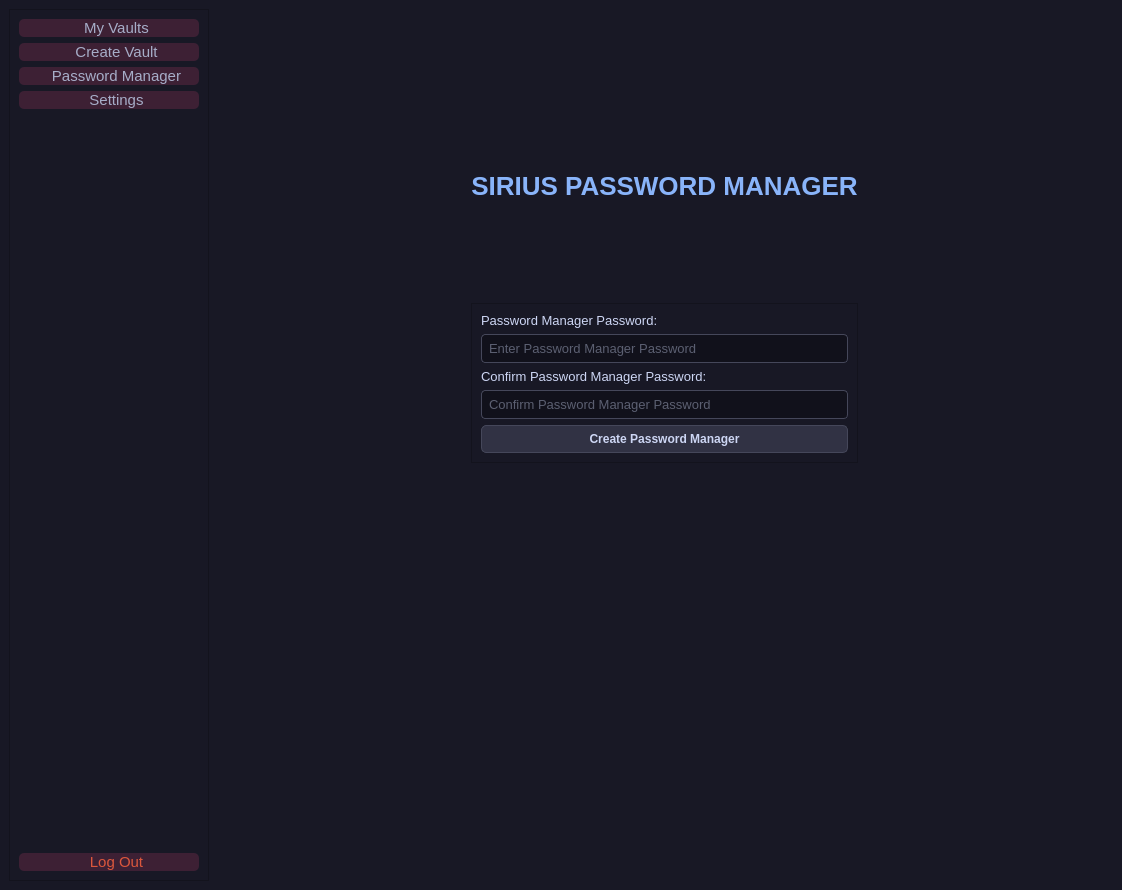
Qt form SiriusVaultGUI/src/ui/main_menu.ui (Ghospicer/SiriusVault) before a commit.
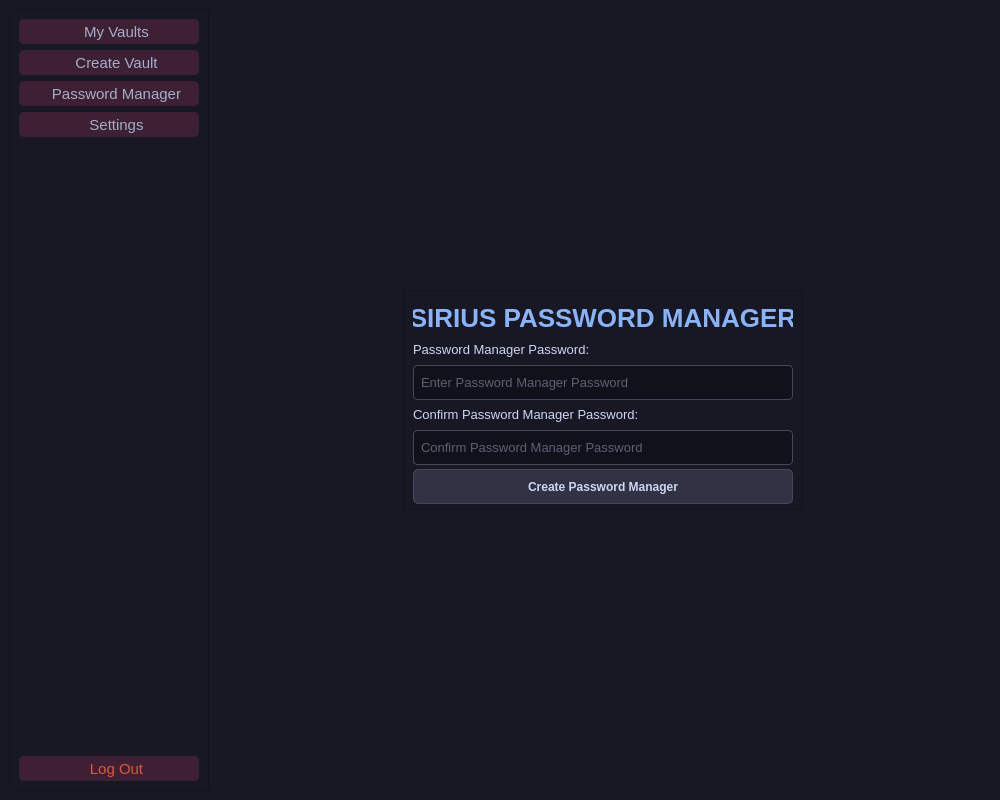
The same form after that commit. The open tabs and pages were chosen to show the change. Icons and pictures are not drawn.

The edit to the form file:
```diff
--- a/SiriusVaultGUI/src/ui/main_menu.ui
+++ b/SiriusVaultGUI/src/ui/main_menu.ui
@@ -6,8 +6,8 @@
    <rect>
     <x>0</x>
     <y>0</y>
-    <width>1122</width>
-    <height>890</height>
+    <width>1000</width>
+    <height>800</height>
    </rect>
   </property>
   <property name="windowTitle">
@@ -60,6 +60,12 @@
       <layout class="QVBoxLayout" name="verticalLayout">
        <item>
         <widget class="QPushButton" name="btn_my_vaults_mm">
+         <property name="minimumSize">
+          <size>
+           <width>0</width>
+           <height>25</height>
+          </size>
+         </property>
          <property name="styleSheet">
           <string notr="true">QPushButton {
     text-align: center;
@@ -89,6 +95,12 @@
        </item>
        <item>
         <widget class="QPushButton" name="btn_create_vault_mm">
+         <property name="minimumSize">
+          <size>
+           <width>0</width>
+           <height>25</height>
+          </size>
+         </property>
          <property name="styleSheet">
           <string notr="true">QPushButton {
     text-align: center;
@@ -118,6 +130,12 @@
        </item>
        <item>
         <widget class="QPushButton" name="btn_pass_manager_mm">
+         <property name="minimumSize">
+          <size>
+           <width>0</width>
+           <height>25</height>
+          </size>
+         </property>
          <property name="styleSheet">
           <string notr="true">QPushButton {
     text-align: center;
@@ -147,6 +165,12 @@
        </item>
        <item>
         <widget class="QPushButton" name="btn_settings_mm">
+         <property name="minimumSize">
+          <size>
+           <width>0</width>
+           <height>25</height>
+          </size>
+         </property>
          <property name="styleSheet">
           <string notr="true">QPushButton {
     text-align: center;
@@ -189,6 +213,12 @@
        </item>
        <item>
         <widget class="QPushButton" name="btn_logout_mm">
+         <property name="minimumSize">
+          <size>
+           <width>0</width>
+           <height>25</height>
+          </size>
+         </property>
          <property name="styleSheet">
           <string notr="true">QPushButton {
     text-align: center;
@@ -514,79 +544,18 @@
           </widget>
           <widget class="QWidget" name="page_pm_reg">
            <layout class="QGridLayout" name="gridLayout_4">
-            <item row="0" column="1">
-             <spacer name="verticalSpacer_5">
-              <property name="orientation">
-               <enum>Qt::Vertical</enum>
-              </property>
-              <property name="sizeHint" stdset="0">
-               <size>
-                <width>20</width>
-                <height>124</height>
-               </size>
-              </property>
-             </spacer>
-            </item>
-            <item row="1" column="1">
-             <widget class="QLabel" name="label_2">
-              <property name="minimumSize">
-               <size>
-                <width>0</width>
-                <height>55</height>
-               </size>
-              </property>
-              <property name="styleSheet">
-               <string notr="true">QLabel {
-    font-size: 26px;
-    color: #89b4fa;
-    font-weight: bold;
-    margin-bottom: 20px;
-    background-color: transparent;
-}</string>
-              </property>
-              <property name="text">
-               <string>SIRIUS PASSWORD MANAGER</string>
-              </property>
-              <property name="alignment">
-               <set>Qt::AlignCenter</set>
-              </property>
-             </widget>
-            </item>
-            <item row="2" column="1">
-             <spacer name="verticalSpacer_7">
-              <property name="orientation">
-               <enum>Qt::Vertical</enum>
-              </property>
-              <property name="sizeType">
-               <enum>QSizePolicy::Fixed</enum>
-              </property>
-              <property name="sizeHint" stdset="0">
-               <size>
-                <width>20</width>
-                <height>74</height>
-               </size>
-              </property>
-             </spacer>
-            </item>
-            <item row="3" column="0">
-             <spacer name="horizontalSpacer_3">
-              <property name="orientation">
-               <enum>Qt::Horizontal</enum>
-              </property>
-              <property name="sizeHint" stdset="0">
-               <size>
-                <width>236</width>
-                <height>20</height>
-               </size>
-              </property>
-             </spacer>
-            </item>
-            <item row="3" column="1">
+            <item row="0" column="0">
              <widget class="QFrame" name="frame_pm_reg">
               <property name="minimumSize">
                <size>
-                <width>350</width>
-                <height>150</height>
+                <width>400</width>
+                <height>220</height>
+               </size>
+              </property>
+              <property name="maximumSize">
+               <size>
+                <width>400</width>
+                <height>220</height>
                </size>
               </property>
               <property name="frameShape">
@@ -596,8 +565,51 @@
                <enum>QFrame::Raised</enum>
               </property>
               <layout class="QVBoxLayout" name="verticalLayout_3">
+               <item>
+                <widget class="QLabel" name="label_2">
+                 <property name="minimumSize">
+                  <size>
+                   <width>0</width>
+                   <height>55</height>
+                  </size>
+                 </property>
+                 <property name="maximumSize">
+                  <size>
+                   <width>16777215</width>
+                   <height>55</height>
+                  </size>
+                 </property>
+                 <property name="styleSheet">
+                  <string notr="true">QLabel {
+    font-size: 26px;
+    color: #89b4fa;
+    font-weight: bold;
+    margin-bottom: 20px;
+    background-color: transparent;
+}</string>
+                 </property>
+                 <property name="text">
+                  <string>SIRIUS PASSWORD MANAGER</string>
+                 </property>
+                 <property name="alignment">
+                  <set>Qt::AlignCenter</set>
+                 </property>
+                </widget>
+               </item>
                <item>
                 <widget class="QLabel" name="label_4">
+                 <property name="minimumSize">
+                  <size>
+                   <width>0</width>
+                   <height>20</height>
+                  </size>
+                 </property>
+                 <property name="maximumSize">
+                  <size>
+                   <width>16777215</width>
+                   <height>20</height>
+                  </size>
+                 </property>
                  <property name="styleSheet">
                   <string notr="true">QLabel {
     color: #cdd6f4;
@@ -613,6 +625,18 @@
                </item>
                <item>
                 <widget class="QLineEdit" name="input_pm_reg_pass">
+                 <property name="minimumSize">
+                  <size>
+                   <width>0</width>
+                   <height>35</height>
+                  </size>
+                 </property>
+                 <property name="maximumSize">
+                  <size>
+                   <width>16777215</width>
+                   <height>35</height>
+                  </size>
+                 </property>
                  <property name="styleSheet">
                   <string notr="true">QLineEdit {
     background-color: #11111b;
@@ -633,6 +657,18 @@
                </item>
                <item>
                 <widget class="QLabel" name="label_5">
+                 <property name="minimumSize">
+                  <size>
+                   <width>0</width>
+                   <height>20</height>
+                  </size>
+                 </property>
+                 <property name="maximumSize">
+                  <size>
+                   <width>16777215</width>
+                   <height>20</height>
+                  </size>
+                 </property>
                  <property name="styleSheet">
                   <string notr="true">QLabel {
     color: #cdd6f4;
@@ -648,6 +684,18 @@
                </item>
                <item>
                 <widget class="QLineEdit" name="input_pm_reg_pass_confirm">
+                 <property name="minimumSize">
+                  <size>
+                   <width>0</width>
+                   <height>35</height>
+                  </size>
+                 </property>
+                 <property name="maximumSize">
+                  <size>
+                   <width>16777215</width>
+                   <height>35</height>
+                  </size>
+                 </property>
                  <property name="styleSheet">
                   <string notr="true">QLineEdit {
     background-color: #11111b;
@@ -668,6 +716,18 @@
                </item>
                <item>
                 <widget class="QPushButton" name="btn_pm_reg">
+                 <property name="minimumSize">
+                  <size>
+                   <width>0</width>
+                   <height>35</height>
+                  </size>
+                 </property>
+                 <property name="maximumSize">
+                  <size>
+                   <width>16777215</width>
+                   <height>35</height>
+                  </size>
+                 </property>
                  <property name="styleSheet">
                   <string notr="true">QPushButton {
     background-color: #313244;
@@ -692,32 +752,6 @@
               </layout>
              </widget>
             </item>
-            <item row="3" column="2">
-             <spacer name="horizontalSpacer_4">
-              <property name="orientation">
-               <enum>Qt::Horizontal</enum>
-              </property>
-              <property name="sizeHint" stdset="0">
-               <size>
-                <width>236</width>
-                <height>20</height>
-               </size>
-              </property>
-             </spacer>
-            </item>
-            <item row="4" column="1">
-             <spacer name="verticalSpacer_6">
-              <property name="orientation">
-               <enum>Qt::Vertical</enum>
-              </property>
-              <property name="sizeHint" stdset="0">
-               <size>
-                <width>20</width>
-                <height>400</height>
-               </size>
-              </property>
-             </spacer>
-            </item>
            </layout>
           </widget>
           <widget class="QWidget" name="page_pm_content">
```
Left out of the diff: 375 changed lines with no effect on the pictures.
